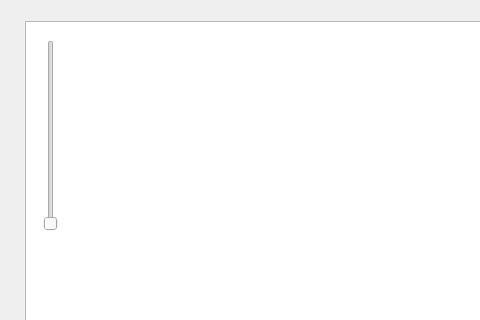
Qt form mainwindow.ui (Juan-garcia19/UltimoLab) before a commit; both pictures show x 0 to 480 and y 0 to 320 of the 800 by 600 pixel window.
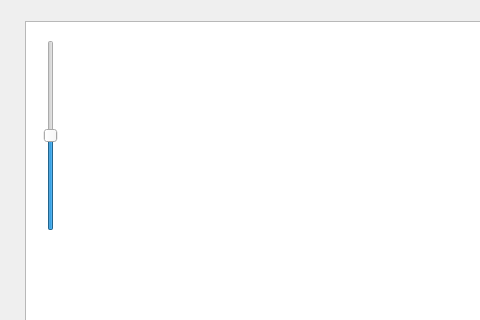
The same form after that commit.

Commit message: se intenta crear los 8 planetas del sistema solar, pero por cuestiones de no saber que variables poner no se logra lo cometido

```diff
--- a/mainwindow.ui
+++ b/mainwindow.ui
@@ -72,6 +72,12 @@
       <height>191</height>
      </rect>
     </property>
+    <property name="minimum">
+     <number>-10</number>
+    </property>
+    <property name="maximum">
+     <number>10</number>
+    </property>
     <property name="orientation">
      <enum>Qt::Vertical</enum>
     </property>
```
The commit also changes 2 other files.
